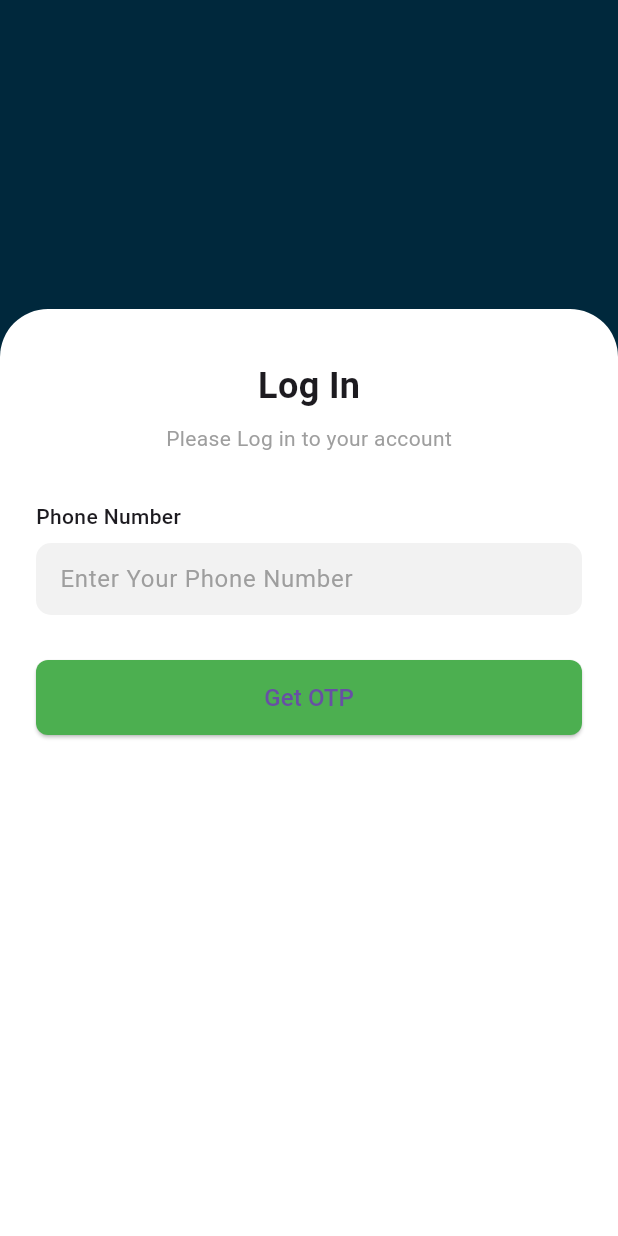
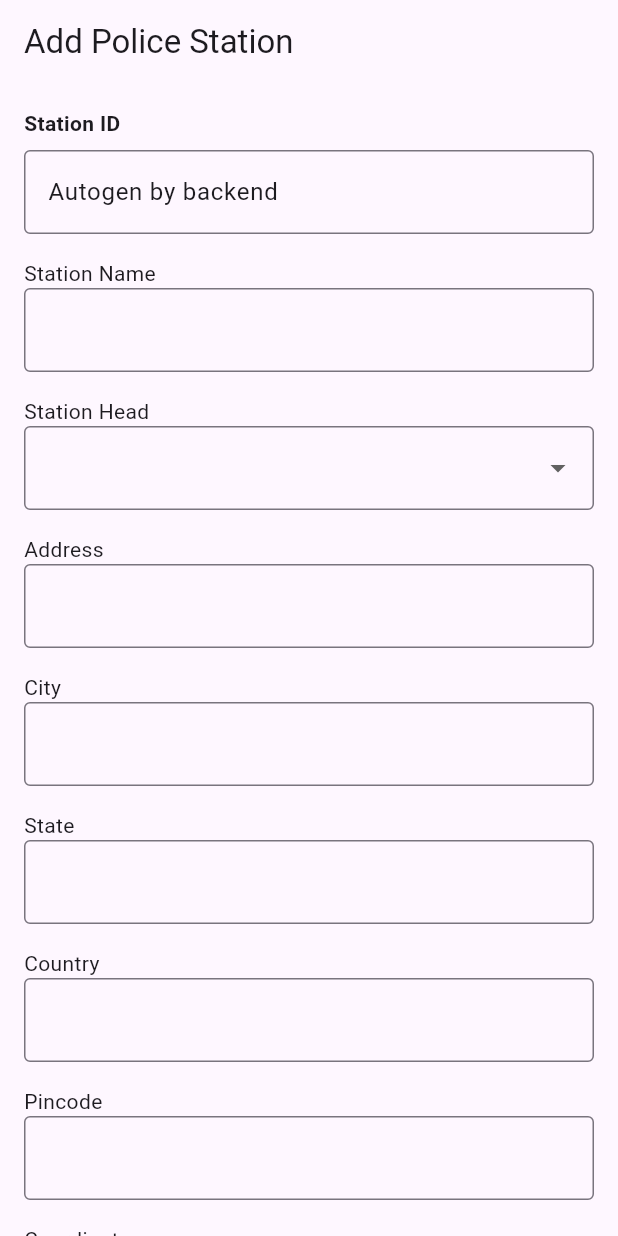
Before and after one commit to Aswaj-th/fyp, a Flutter app: the screen it shows after launch, on a phone screen of 412 x 824 dp. Run offline on Flutter 3.47's test engine with Material 3 defaults, Android fonts, the phone set to English and light mode, and no system bars; our stand-ins replace get, get_storage; missing offline and left inert: jwt_decode.

Commit message:
made code more modular, made forms for adding police stations and officers, routed the admin dashboard with those

```diff
--- a/lib/main.dart
+++ b/lib/main.dart
@@ -1,16 +1,18 @@
 import 'package:flutter/material.dart';
 import 'package:fyp/get.dart';
+import 'package:fyp/pages/superadmin/admin_add_officer.dart';
+import 'package:fyp/pages/superadmin/admin_add_station.dart';
 import 'package:get/get.dart';
-import 'package:fyp/pages/hc_assigned_cases.dart';
-import 'package:fyp/pages/hc_dashboard.dart';
-import 'package:fyp/pages/admin_dashboard.dart';
-import 'package:fyp/pages/hc_homepage.dart';
+import 'package:fyp/pages/hc/hc_assigned_cases.dart';
+import 'package:fyp/pages/hc/hc_dashboard.dart';
+import 'package:fyp/pages/superadmin/admin_dashboard.dart';
+import 'package:fyp/pages/hc/hc_homepage.dart';
 import 'package:fyp/pages/login_page.dart';
-import 'package:fyp/pages/si_assign_to_hc.dart';
-import 'package:fyp/pages/si_case_assign.dart';
-import 'package:fyp/pages/si_complaints_approval.dart';
-import 'package:fyp/pages/si_dashboard.dart';
-import 'package:fyp/pages/si_menu.dart';
+import 'package:fyp/pages/si/si_assign_to_hc.dart';
+import 'package:fyp/pages/si/si_case_assign.dart';
+import 'package:fyp/pages/si/si_complaints_approval.dart';
+import 'package:fyp/pages/si/si_dashboard.dart';
+import 'package:fyp/pages/si/si_menu.dart';
 import 'package:fyp/pages/sos_page.dart';
 // import your login page and any other pages as needed
 
@@ -27,7 +29,7 @@ class MyApp extends StatelessWidget {
       theme: ThemeData(primarySwatch: Colors.blue),
 
       // STARTING PAGE: you can change this to LoginScreen or a splash screen later
-      home: LoginPage(), // Placeholder for routing test
+      home: AddStationPage(), // Placeholder for routing test
 
       routes: {
         //auth pages
@@ -46,7 +48,9 @@ class MyApp extends StatelessWidget {
         '/si/complaint-approval': (context) => SIComplaintApprovals(),
 
         //ADMIN routes
-        '/admin': (context) => AdminDashboard(),
+        '/admin/home': (context) => AdminDashboard(),
+        '/admin/addstation': (context) => AddStationPage(),
+        '/admin/addofficer': (context) => AddPoliceOfficerPage(),
 
         //SOS
         '/sos': (context) => SOSAlertPage(),
--- a/lib/pages/otp_verification_page.dart
+++ b/lib/pages/otp_verification_page.dart
@@ -75,7 +75,7 @@ class _OTPVerificationPageState extends State<OTPVerificationPage> {
 
           // Navigate based on role
           if (role == 'SUPERADMIN') {
-            Get.snackbar("Wait", "superadmin dashboard yet to be implemented");
+            Navigator.pushNamed(context, '/admin/home');
           } else if (role == 'HC') {
             Navigator.pushNamed(context, '/hc/home');
           } else if (role == 'SI') {
--- /dev/null
+++ b/lib/pages/superadmin/admin_add_station.dart
@@ -0,0 +1,223 @@
+import 'dart:convert';
+import 'package:flutter/material.dart';
+import 'package:get/get.dart';
+import 'package:http/http.dart' as http;
+
+class AddStationPage extends StatefulWidget {
+  @override
+  _AddStationPageState createState() => _AddStationPageState();
+}
+
+class _AddStationPageState extends State<AddStationPage> {
+  final _formKey = GlobalKey<FormState>();
+
+  final TextEditingController _stationName = TextEditingController();
+  // final TextEditingController _stationHead = TextEditingController();
+  final TextEditingController _address = TextEditingController();
+  final TextEditingController _city = TextEditingController();
+  final TextEditingController _state = TextEditingController();
+  final TextEditingController _country = TextEditingController();
+  final TextEditingController _pincode = TextEditingController();
+  final TextEditingController _latitude = TextEditingController();
+  final TextEditingController _longitude = TextEditingController();
+  final TextEditingController _contact = TextEditingController();
+
+  DateTime? _selectedDate;
+
+  String? _selectedOfficer;
+
+  final List<String> _officerList = [
+    'Esther Howard',
+    'Ralph Edwards',
+    'Wade Warren',
+  ];
+
+  Future<void> _submitForm() async {
+    if (!_formKey.currentState!.validate()) return;
+
+    final url = Uri.parse('https://yourapi.com/api/add-station');
+
+    final payload = {
+      "station_name": _stationName.text,
+      "station_head": _selectedOfficer,
+      "address": _address.text,
+      "city": _city.text,
+      "state": _state.text,
+      "country": _country.text,
+      "pincode": _pincode.text,
+      "latitude": _latitude.text,
+      "longitude": _longitude.text,
+      "contact_number": _contact.text,
+      "timestamp": _selectedDate?.toIso8601String(),
+    };
+
+    try {
+      final response = await http.post(
+        url,
+        headers: {'Content-Type': 'application/json'},
+        body: jsonEncode(payload),
+      );
+
+      if (response.statusCode == 200 || response.statusCode == 201) {
+        Get.snackbar('Success', 'Station added');
+        Get.offAllNamed('/stations'); // redirect to list/dashboard
+      } else {
+        Get.snackbar('Error', 'Failed to add station');
+      }
+    } catch (e) {
+      Get.snackbar('Error', 'Something went wrong');
+    }
+  }
+
+  @override
+  Widget build(BuildContext context) {
+    return Scaffold(
+      appBar: AppBar(title: Text("Add Police Station")),
+      body: SingleChildScrollView(
+        padding: EdgeInsets.all(16),
+        child: Form(
+          key: _formKey,
+          child: Column(
+            crossAxisAlignment: CrossAxisAlignment.start,
+            children: [
+              Text("Station ID", style: TextStyle(fontWeight: FontWeight.bold)),
+              SizedBox(height: 8),
+              TextFormField(
+                readOnly: true,
+                initialValue: "Autogen by backend",
+                decoration: InputDecoration(border: OutlineInputBorder()),
+              ),
+              SizedBox(height: 16),
+              Text("Station Name"),
+              TextFormField(
+                controller: _stationName,
+                decoration: InputDecoration(border: OutlineInputBorder()),
+              ),
+              SizedBox(height: 16),
+              Text("Station Head"),
+              DropdownButtonFormField<String>(
+                value: _selectedOfficer,
+                items:
+                    _officerList
+                        .map(
+                          (officer) => DropdownMenuItem(
+                            value: officer,
+                            child: Text(officer),
+                          ),
+                        )
+                        .toList(),
+                onChanged: (value) => setState(() => _selectedOfficer = value),
+                decoration: InputDecoration(border: OutlineInputBorder()),
+              ),
+              SizedBox(height: 16),
+              Text("Address"),
+              TextFormField(
+                controller: _address,
+                decoration: InputDecoration(border: OutlineInputBorder()),
+              ),
+              SizedBox(height: 16),
+              Text("City"),
+              TextFormField(
+                controller: _city,
+                decoration: InputDecoration(border: OutlineInputBorder()),
+              ),
+              SizedBox(height: 16),
+              Text("State"),
+              TextFormField(
+                controller: _state,
+                decoration: InputDecoration(border: OutlineInputBorder()),
+              ),
+              SizedBox(height: 16),
+              Text("Country"),
+              TextFormField(
+                controller: _country,
+                decoration: InputDecoration(border: OutlineInputBorder()),
+              ),
+              SizedBox(height: 16),
+              Text("Pincode"),
+              TextFormField(
+                controller: _pincode,
+                keyboardType: TextInputType.number,
+                decoration: InputDecoration(border: OutlineInputBorder()),
+              ),
+              SizedBox(height: 16),
+              Text("Coordinates"),
+              Row(
+                children: [
+                  Expanded(
+                    child: TextFormField(
+                      controller: _latitude,
+                      decoration: InputDecoration(labelText: "Latitude"),
+                    ),
+                  ),
+                  SizedBox(width: 8),
+                  Expanded(
+                    child: TextFormField(
+                      controller: _longitude,
+                      decoration: InputDecoration(labelText: "Longitude"),
+                    ),
+                  ),
+                ],
+              ),
+              Align(
+                alignment: Alignment.centerRight,
+                child: TextButton(
+                  onPressed: () {
+                    // Optional: open a map picker
+                  },
+                  child: Text("Choose Coordinates"),
+                ),
+              ),
+              SizedBox(height: 16),
+              Text("Contact Number"),
+              TextFormField(
+                controller: _contact,
+                keyboardType: TextInputType.phone,
+                decoration: InputDecoration(border: OutlineInputBorder()),
+              ),
+              SizedBox(height: 16),
+              Text("Timestamp"),
+              InkWell(
+                onTap: () async {
+                  final picked = await showDatePicker(
+                    context: context,
+                    initialDate: DateTime.now(),
+                    firstDate: DateTime(2000),
+                    lastDate: DateTime.now(),
+                  );
+                  if (picked != null) {
+                    setState(() => _selectedDate = picked);
+                  }
+                },
+                child: Container(
+                  padding: EdgeInsets.symmetric(vertical: 16, horizontal: 12),
+                  decoration: BoxDecoration(
+                    border: Border.all(color: Colors.grey.shade400),
+                    borderRadius: BorderRadius.circular(4),
+                  ),
+                  child: Text(
+                    _selectedDate == null
+                        ? "Select Date"
+                        : _selectedDate!.toLocal().toString().split(' ')[0],
+                  ),
+                ),
+              ),
+              SizedBox(height: 24),
+              SizedBox(
+                width: double.infinity,
+                height: 50,
+                child: ElevatedButton(
+                  onPressed: _submitForm,
+                  style: ElevatedButton.styleFrom(
+                    backgroundColor: Colors.green,
+                  ),
+                  child: Text("Add Station", style: TextStyle(fontSize: 16)),
+                ),
+              ),
+            ],
+          ),
+        ),
+      ),
+    );
+  }
+}
```
Also changed, not shown: lib/pages/superadmin/admin_add_officer.dart (added, +192 -0 lines), lib/pages/superadmin/admin_dashboard.dart (renamed from lib/pages/admin_dashboard.dart, +29 -4 lines), lib/pages/hc/hc_assigned_cases.dart (renamed from lib/pages/hc_assigned_cases.dart), lib/pages/hc/hc_dashboard.dart (renamed from lib/pages/hc_dashboard.dart), lib/pages/hc/hc_homepage.dart (renamed from lib/pages/hc_homepage.dart), lib/pages/si/si_assign_to_hc.dart (renamed from lib/pages/si_assign_to_hc.dart), lib/pages/si/si_case_assign.dart (renamed from lib/pages/si_case_assign.dart), lib/pages/si/si_complaints_approval.dart (renamed from lib/pages/si_complaints_approval.dart), lib/pages/si/si_dashboard.dart (renamed from lib/pages/si_dashboard.dart), lib/pages/si/si_menu.dart (renamed from lib/pages/si_menu.dart).
